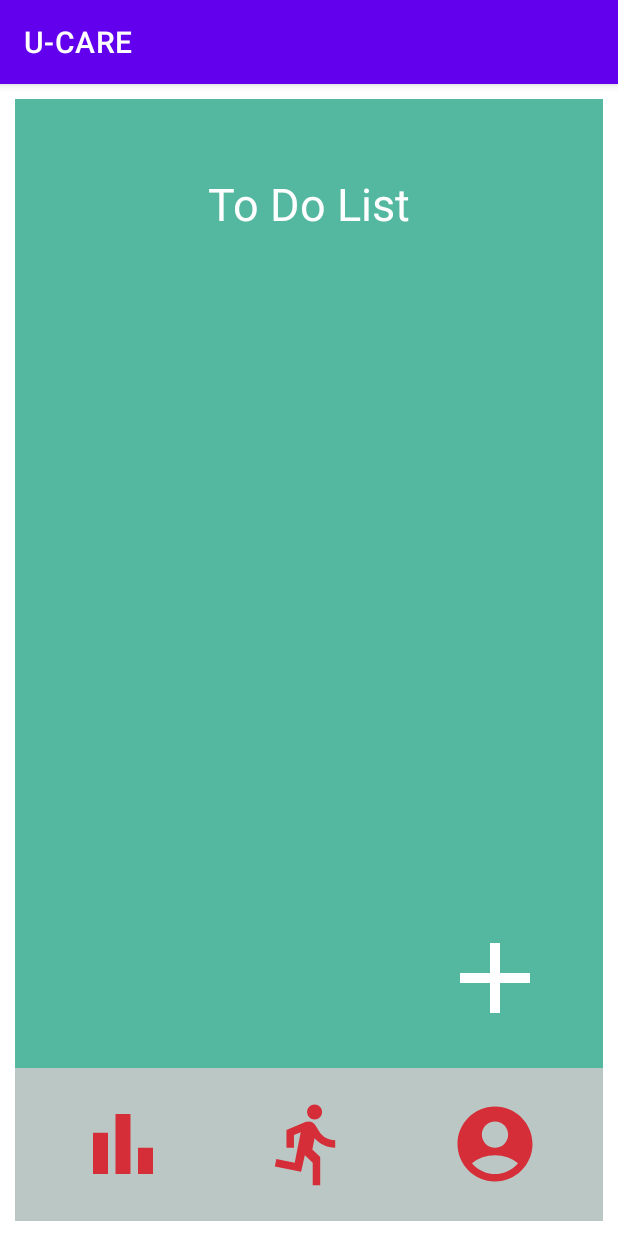
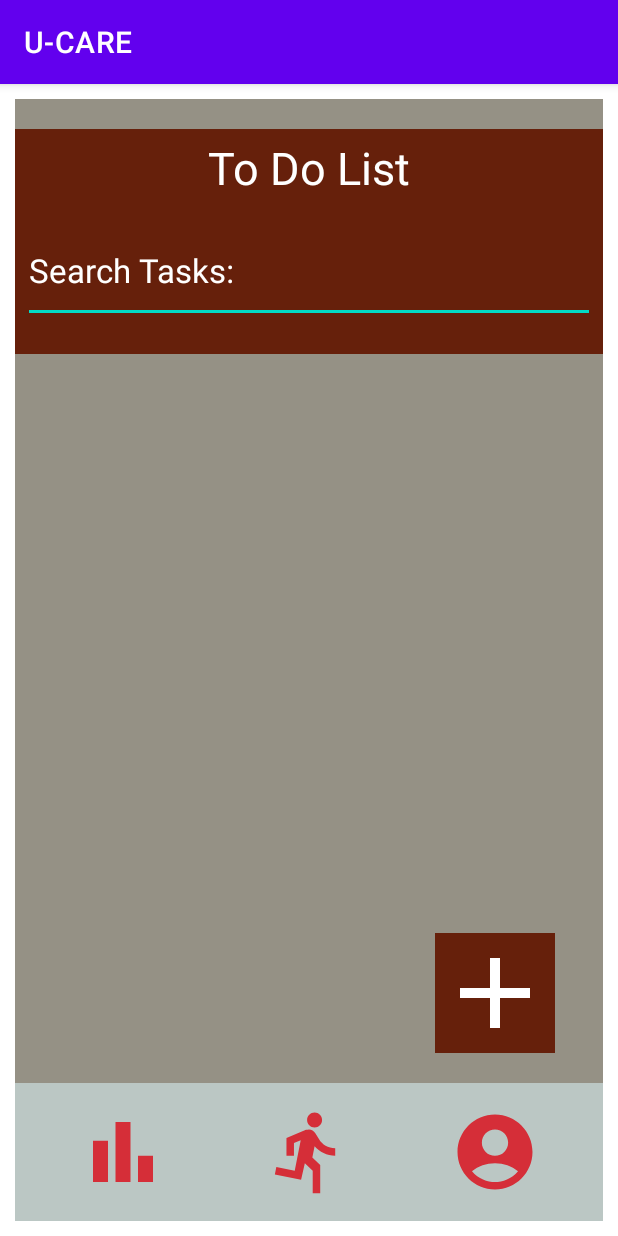
Before and after one commit to ChKarishan/U-CARE, an Android app: the Profilepage screen opened directly, with no data from a screen before it, after a tap on an icon or button, on a phone screen of 412 x 824 dp. Run offline under Robolectric (Android 15) with nearby library versions, the phone set to English and light mode, and no system bars; our stand-ins replace Firebase (no records; nobody signed in at launch, a user with empty details on screens opened directly), Picasso.

Commit message:
Final version

```diff
--- a/app/src/main/java/com/muhammadshahmeer/u_care/MyModel.java
+++ b/app/src/main/java/com/muhammadshahmeer/u_care/MyModel.java
@@ -15,5 +15,4 @@ public class MyModel {
         this.exe = exe;
     }
 
-
 }
--- a/app/src/main/java/com/muhammadshahmeer/u_care/Profilepage.java
+++ b/app/src/main/java/com/muhammadshahmeer/u_care/Profilepage.java
@@ -9,12 +9,14 @@ import android.net.Uri;
 import android.os.Bundle;
 import android.view.View;
 import android.widget.ImageView;
+import android.widget.RelativeLayout;
 import android.widget.TextView;
 import android.widget.Toast;
 
 import com.google.android.gms.tasks.OnFailureListener;
 import com.google.android.gms.tasks.OnSuccessListener;
 import com.google.android.gms.tasks.Task;
+import com.google.firebase.auth.FirebaseAuth;
 import com.google.firebase.storage.FirebaseStorage;
 import com.google.firebase.storage.StorageReference;
 import com.google.firebase.storage.UploadTask;
@@ -27,17 +29,20 @@ public class Profilepage extends AppCompatActivity {
     TextView username,logout;
     String id,NAME;
     ImageView dp;
+    RelativeLayout logouttt;
+    TextView changepass;
     @Override
     protected void onCreate(Bundle savedInstanceState) {
         super.onCreate(savedInstanceState);
         setContentView(R.layout.activity_profilepage);
         Intent intent = getIntent();
-        logout = findViewById(R.id.logout);
+        logouttt = findViewById(R.id.logouttt);
         todo = findViewById(R.id.todo);
         main = findViewById(R.id.main);
         id = intent.getStringExtra("id");
         NAME = intent.getStringExtra("name");
         dp = findViewById(R.id.dp);
+        changepass = findViewById(R.id.changepass);
         username =(TextView) findViewById(R.id.username);
         username.setText(NAME);
 
@@ -45,7 +50,14 @@ public class Profilepage extends AppCompatActivity {
             public void onClick(View view){
                 Intent intent = new Intent(Profilepage.this, TodoList.class);
                 startActivity(intent);
-                finish();
+            }
+        });
+
+        changepass.setOnClickListener(new View.OnClickListener() {
+            @Override
+            public void onClick(View view) {
+                Intent intent = new Intent(Profilepage.this,ForgetPassword.class);
+                startActivity(intent);
             }
         });
 
@@ -53,15 +65,23 @@ public class Profilepage extends AppCompatActivity {
             public void onClick(View view){
                 Intent intent = new Intent(Profilepage.this, Mainpage.class);
                 startActivity(intent);
-                finish();
             }
         });
 
-        logout.setOnClickListener(new View.OnClickListener() {
+//        logout.setOnClickListener(new View.OnClickListener() {
+//            @Override
+//            public void onClick(View view) {
+//                Intent intent = new Intent(Profilepage.this,Login.class);
+//                startActivity(intent);
+//            }
+//        });
+        logouttt.setOnClickListener(new View.OnClickListener() {
             @Override
             public void onClick(View view) {
-                Intent intent = new Intent(Profilepage.this,Login.class);
-                startActivity(intent);
+                FirebaseAuth auth = FirebaseAuth.getInstance();
+                auth.signOut();
+                startActivity(new Intent(Profilepage.this,Login.class));
+                finish();
             }
         });
 
@@ -106,8 +126,7 @@ public class Profilepage extends AppCompatActivity {
                                 {
 //                                        tv.setText(uri.toString());
                                     Picasso.get().load(uri.toString()).into(dp);
-//                            Picasso.get().load().
-//                            Log.d("imageurl",uri.toString());
+//
                                 }
                             });
                         }
@@ -120,4 +139,6 @@ public class Profilepage extends AppCompatActivity {
         }
     }
 
+
+
 }
--- a/app/src/main/java/com/muhammadshahmeer/u_care/TodoList.java
+++ b/app/src/main/java/com/muhammadshahmeer/u_care/TodoList.java
@@ -9,7 +9,10 @@ import android.content.Intent;
 import android.database.Cursor;
 import android.database.sqlite.SQLiteDatabase;
 import android.os.Bundle;
+import android.text.Editable;
+import android.text.TextWatcher;
 import android.view.View;
+import android.widget.EditText;
 import android.widget.ImageView;
 import android.widget.Toast;
 
@@ -21,7 +24,8 @@ public class TodoList extends AppCompatActivity {
     RecyclerView rv;
     MyAdapter adapter;
     ImageView add;
-
+    EditText etSearch;
+    List<MyModel> lss;
     @Override
     protected void onCreate(Bundle savedInstanceState) {
         super.onCreate(savedInstanceState);
@@ -30,6 +34,7 @@ public class TodoList extends AppCompatActivity {
         exercise = findViewById(R.id.exercise);
         rv=findViewById(R.id.rv);
         add=findViewById(R.id.add);
+        etSearch = findViewById(R.id.etSearch);
 
 
         add.setOnClickListener(new View.OnClickListener() {
@@ -56,14 +61,36 @@ public class TodoList extends AppCompatActivity {
             }
         });
 
+        etSearch.addTextChangedListener(new TextWatcher() {
+            @Override
+            public void beforeTextChanged(CharSequence charSequence, int i, int i1, int i2) {
+
+            }
+
+            @Override
+            public void onTextChanged(CharSequence charSequence, int i, int i1, int i2) {
+
+            }
+
+            @Override
+            public void afterTextChanged(Editable editable) {
+                filter(editable.toString());
+            }
+        });
 
 
 
     }
+
+
+
+
+
+
+
     @Override
     protected void onResume() {
         super.onResume();
-
         adapter=new MyAdapter(getData(),TodoList.this);
         RecyclerView.LayoutManager lm=new LinearLayoutManager(TodoList.this);
         rv.setLayoutManager(lm);
@@ -72,12 +99,11 @@ public class TodoList extends AppCompatActivity {
 
     @SuppressLint("Range")
     public List<MyModel> getData(){
-        List<MyModel> lss=new ArrayList<>();
+         lss=new ArrayList<>();
         MyDBHelper helper=new MyDBHelper(TodoList.this);
         SQLiteDatabase db=helper.getReadableDatabase();
         String[] cols={MyTasks.MyTask._ID,
                 MyTasks.MyTask._EXE};
-
         Cursor c=db.query(
                 MyTasks.MyTask.TABLE_NAME,
                 cols,
@@ -85,22 +111,29 @@ public class TodoList extends AppCompatActivity {
                 null,
                 null,
                 null,
-                null
+                MyTasks.MyTask._EXE+" ASC"
         );
-
-
-       while (c.moveToNext())
+        while (c.moveToNext())
         {
-            Toast.makeText(this, "test", Toast.LENGTH_SHORT).show();
-        lss.add(
-                new MyModel(
-                        c.getString(c.getColumnIndex(MyTasks.MyTask._EXE))
-                ));
+            lss.add(
+                    new MyModel(
+                            c.getString(c.getColumnIndex(MyTasks.MyTask._EXE))
+                    )
+            );
         }
-
         db.close();
         helper.close();
         return lss;
 
     }
+
+    private void filter(String text) {
+        ArrayList<MyModel> filteredList = new ArrayList<>();
+        for(MyModel item : lss){
+            if(item.getExe().toLowerCase().contains(text.toLowerCase())){
+                filteredList.add(item);
+            }
+        }
+        adapter.filterList(filteredList);
+    }
 }
--- a/app/src/main/res/layout/activity_forget_password.xml
+++ b/app/src/main/res/layout/activity_forget_password.xml
@@ -53,7 +53,7 @@
             android:id="@+id/passBtn"
             android:layout_width="match_parent"
             android:layout_height="70dp"
-            android:text="Forget Password"
+            android:text="Change Password"
             android:textSize="22dp"
             android:backgroundTint="#D52E38"
             android:layout_marginHorizontal="30dp"
--- a/app/src/main/res/layout/activity_todo_list.xml
+++ b/app/src/main/res/layout/activity_todo_list.xml
@@ -8,23 +8,35 @@
     <LinearLayout
         android:layout_width="match_parent"
         android:layout_height="match_parent"
-        android:background="#53B89F"
+        android:background="#959185"
         android:layout_margin="10dp"
         android:orientation="vertical">
 
         <RelativeLayout
+            android:background="#66200B"
             android:layout_width="match_parent"
-            android:layout_height="100dp"
+            android:layout_height="150dp"
             android:layout_marginTop="20dp"
             android:padding="5dp">
 
             <TextView
                 android:layout_width="wrap_content"
                 android:layout_height="wrap_content"
-                android:layout_centerInParent="true"
+                android:layout_centerHorizontal="true"
                 android:text="To Do List"
                 android:textColor="@color/white"
                 android:textSize="30dp" />
+
+            <EditText
+                android:id="@+id/etSearch"
+                android:layout_width="match_parent"
+                android:layout_height="70dp"
+                android:layout_alignParentBottom="true"
+                android:layout_marginBottom="15dp"
+                android:hint="Search Tasks:"
+                android:textColor="@color/white"
+                android:textColorHint="@color/white"
+                android:textSize="22dp" />
 
         </RelativeLayout>
         <RelativeLayout
@@ -40,6 +52,7 @@
 
         </RelativeLayout>
         <ImageView
+            android:background="#66200B"
             android:id="@+id/add"
             android:layout_width="80dp"
             android:layout_height="80dp"
```
Also changed, not shown: app/src/main/java/com/muhammadshahmeer/u_care/Add.java (+7 -11 lines), app/src/main/java/com/muhammadshahmeer/u_care/Login.java (+9 -1 lines), app/src/main/java/com/muhammadshahmeer/u_care/Mainpage.java (+40 -2 lines), app/src/main/java/com/muhammadshahmeer/u_care/MyAdapter.java (+6 -7 lines), app/src/main/java/com/muhammadshahmeer/u_care/MyDBHelper.java (+6 -6 lines), app/src/main/res/layout/activity_mainpage.xml (+16 -2 lines), app/src/main/res/layout/activity_profilepage.xml (+6 -4 lines).
